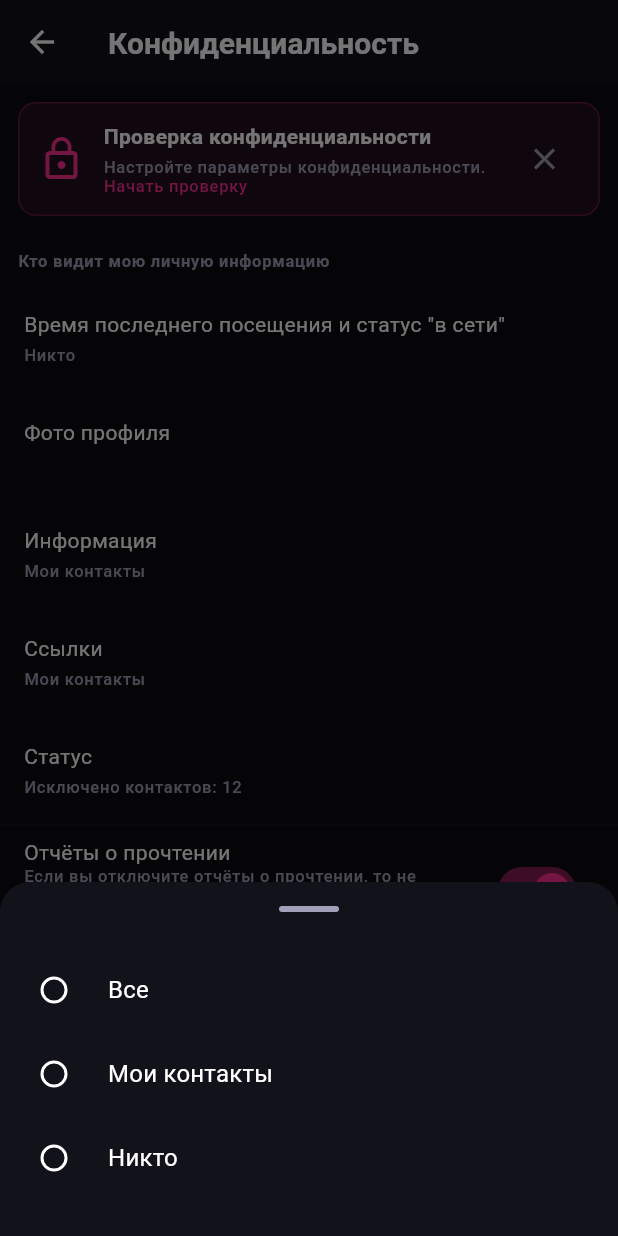
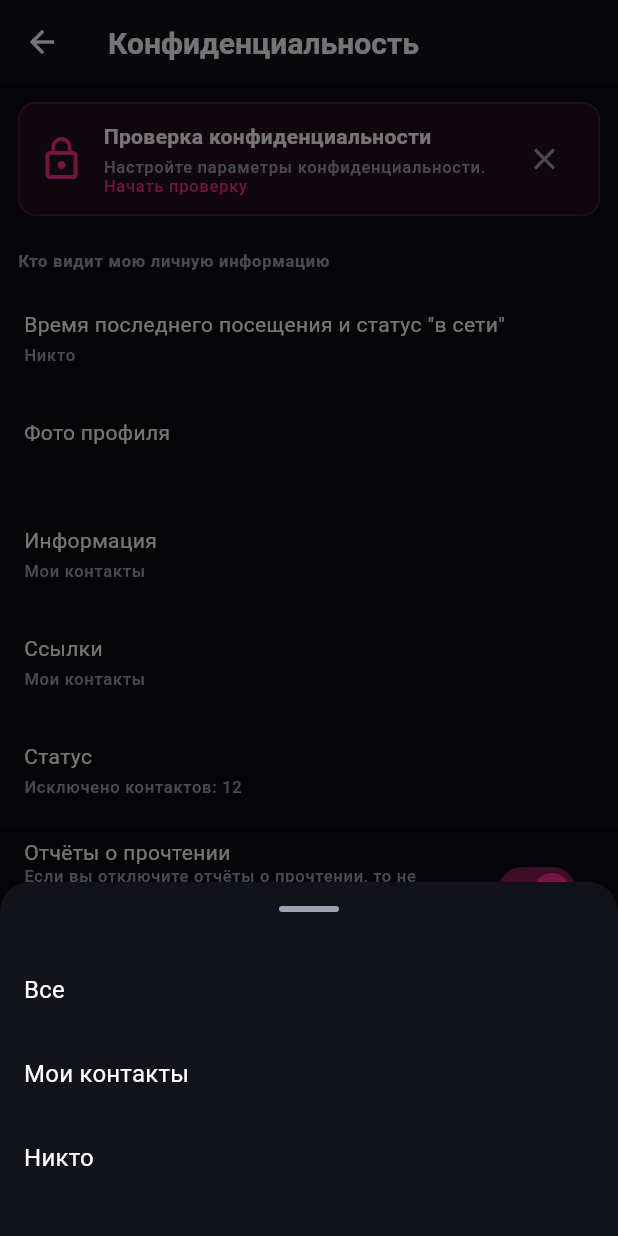
Before and after one commit to farruhsho/fury, a Flutter app: the PrivacySettingsPage screen opened by its route, after a tap on "Фото профиля", on a phone screen of 412 x 824 dp. Run offline on Flutter 3.47's test engine with Material 3 defaults, Android fonts, the phone set to English and light mode, and no system bars; our stand-ins replace cached_network_image, camera, cloud_firestore, connectivity_plus, dartz, dio and 29 more; missing offline and left inert: encrypt, flutter_webrtc, record; accounts and stored records are empty; network calls fail; Roboto replaces fonts that are missing (SF Pro Display).

Commit message:
Replace deprecated RadioListTile in privacy_settings_page.dart

```diff
--- a/lib/features/profile/presentation/pages/privacy_settings_page.dart
+++ b/lib/features/profile/presentation/pages/privacy_settings_page.dart
@@ -361,35 +361,35 @@ class _PrivacySettingsPageState extends State<PrivacySettingsPage> {
             ),
           ),
           const SizedBox(height: 24),
-          RadioListTile<String>(
+          ListTile(
             title: const Text('Все', style: TextStyle(color: AppColors.textPrimaryLight)),
-            value: 'everyone',
-            groupValue: currentValue,
-            onChanged: (v) {
+            trailing: currentValue == 'everyone'
+                ? const Icon(Icons.check, color: AppColors.primary)
+                : null,
+            onTap: () {
               Navigator.pop(ctx);
-              _updatePrivacySetting(settingKey, v!);
+              _updatePrivacySetting(settingKey, 'everyone');
             },
-            activeColor: AppColors.primary,
           ),
-          RadioListTile<String>(
+          ListTile(
             title: const Text('Мои контакты', style: TextStyle(color: AppColors.textPrimaryLight)),
-            value: 'contacts',
-            groupValue: currentValue,
-            onChanged: (v) {
+            trailing: currentValue == 'contacts'
+                ? const Icon(Icons.check, color: AppColors.primary)
+                : null,
+            onTap: () {
               Navigator.pop(ctx);
-              _updatePrivacySetting(settingKey, v!);
+              _updatePrivacySetting(settingKey, 'contacts');
             },
-            activeColor: AppColors.primary,
           ),
-          RadioListTile<String>(
+          ListTile(
             title: const Text('Никто', style: TextStyle(color: AppColors.textPrimaryLight)),
-            value: 'nobody',
-            groupValue: currentValue,
-            onChanged: (v) {
+            trailing: currentValue == 'nobody'
+                ? const Icon(Icons.check, color: AppColors.primary)
+                : null,
+            onTap: () {
               Navigator.pop(ctx);
-              _updatePrivacySetting(settingKey, v!);
+              _updatePrivacySetting(settingKey, 'nobody');
             },
-            activeColor: AppColors.primary,
           ),
           const SizedBox(height: 24),
         ],
@@ -437,16 +437,16 @@ class _PrivacySettingsPageState extends State<PrivacySettingsPage> {
           ),
           const SizedBox(height: 16),
           for (final timer in ['off', '24h', '7d', '90d'])
-            RadioListTile<String>(
+            ListTile(
               title: Text(_getTimerLabel(timer), style: const TextStyle(color: AppColors.textPrimaryLight)),
-              value: timer,
-              groupValue: _disappearingTimer,
-              onChanged: (v) {
+              trailing: _disappearingTimer == timer
+                  ? const Icon(Icons.check, color: AppColors.primary)
+                  : null,
+              onTap: () {
                 Navigator.pop(ctx);
-                setState(() => _disappearingTimer = v!);
-                _saveSetting('disappearingTimer', v);
+                setState(() => _disappearingTimer = timer);
+                _saveSetting('disappearingTimer', timer);
               },
-              activeColor: AppColors.primary,
             ),
           const SizedBox(height: 24),
         ],
```
